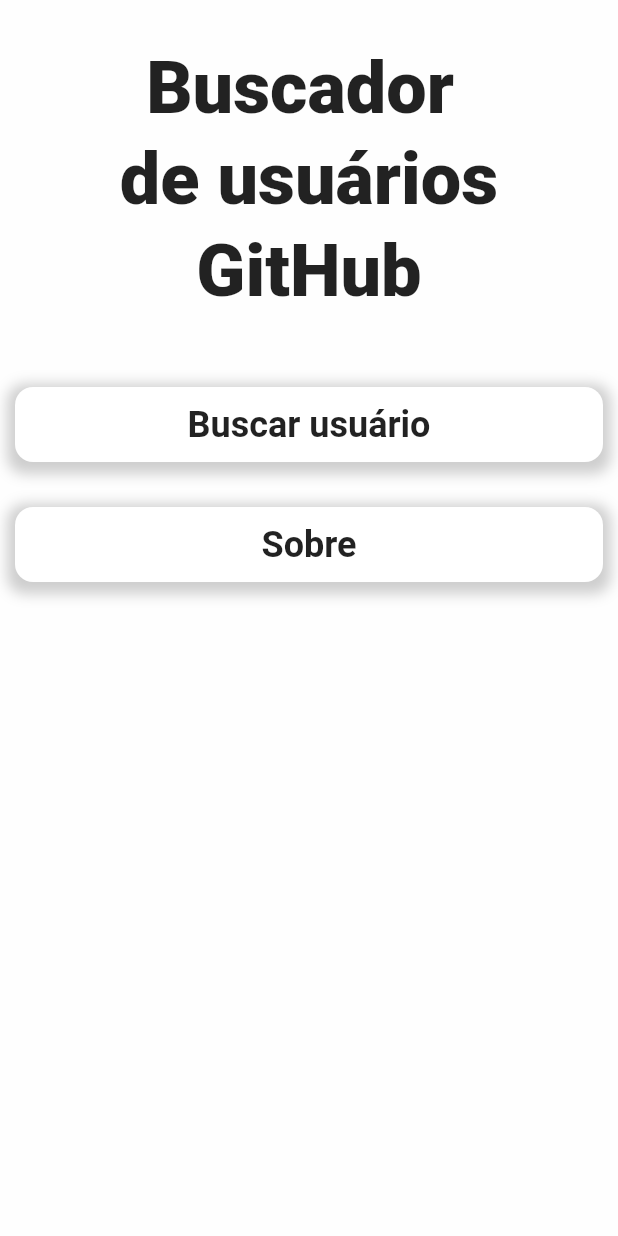
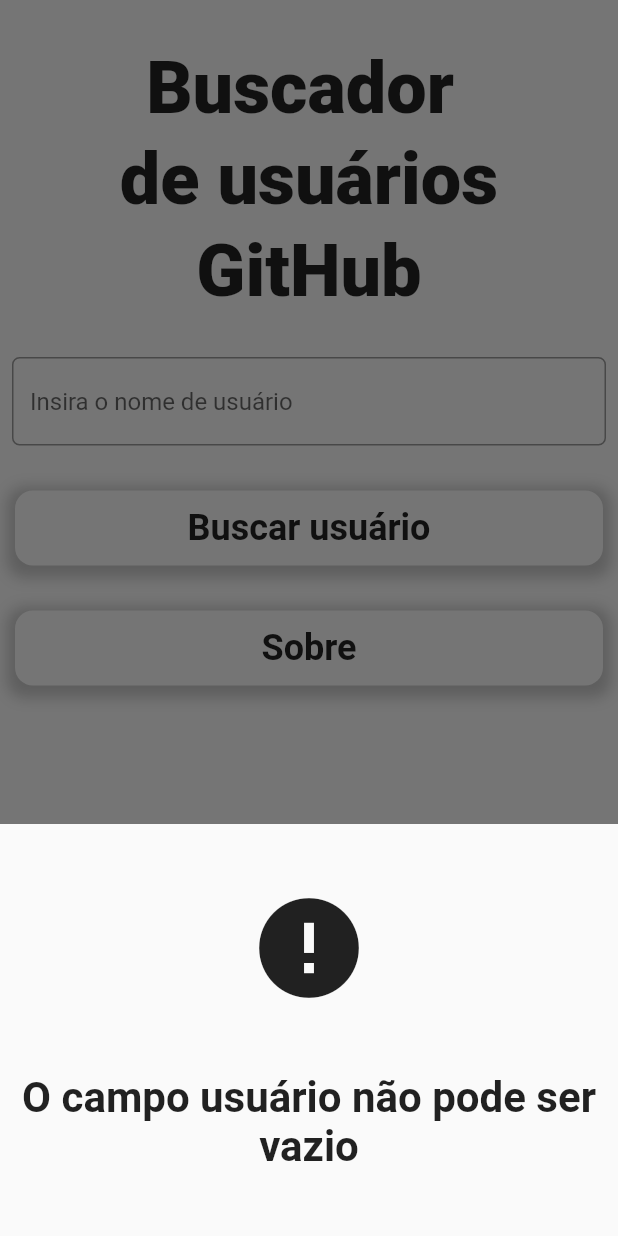
Before and after one commit to luizh455/GitHubSearchingFlutter, a Flutter app: the screen it shows after launch, after a tap on "Buscar usuário", on a phone screen of 412 x 824 dp. Run offline on Flutter 3.47's test engine with Material 2 defaults, Android fonts, the phone set to English and light mode, and no system bars; our stand-ins replace dio, get; missing offline and left inert: dart:ffi; accounts and stored records are empty.

Commit message:
-Project creation First commit -Add: Custom button -> rounded_button.dart -Add: First screen creation -> main_menu.dart

```diff
--- /dev/null
+++ b/git_search/lib/controller/user_controller.dart
@@ -0,0 +1,47 @@
+import 'package:flutter/cupertino.dart';
+import 'package:get/get.dart';
+import 'package:git_search/model/single_user_info.dart';
+import 'package:git_search/struct/user.dart';
+import 'package:git_search/view/dialogs/dialogs.dart';
+
+class UserController extends GetxController {
+  User userObs;
+  SingleUserInfo getUserInfo = SingleUserInfo();
+
+
+
+  searchUser(String user, BuildContext context) async {
+    var userResponse;
+    var reposResponse;
+    var orgsResponse;
+    userObs = User();
+
+    if (user == "" || user == null) { // Erro caso as inputs no campo sejam inválidas
+      UserDialog.backError(context, text: "O campo usuário não pode ser vazio");
+    } else {
+      userResponse = await getUserInfo.getUser(user, "userinfo");
+      if (userResponse == null ||
+          userResponse.toString().contains("connectionerror") ||
+          userResponse.toString().contains("othererror")) { // Erro caso ocorra alguma exception de conexão
+        UserDialog.backError(context,
+            text: "Verifique a sua coneção com a internet",
+            onTap: () => Get.back());
+      } else { // Caso a primeira requisição seja concluida com sucesso retornando um usuário
+       // print(userResponse);
+        reposResponse = await getUserInfo.getUser(user, "reposinfo");
+
+        //print(reposResponse);
+        orgsResponse = await getUserInfo.getUser(user, "orgsinfo");
+        print(orgsResponse);
+        userObs.toJson(userResponse);
+        userObs.setOrgs(orgsResponse);
+        userObs.setRepos(reposResponse);
+        List<dynamic> reposList =  reposResponse;
+        print ("list number");
+        print(reposList.length);
+        Get.put(userObs);
+        Get.toNamed('/user');
+      }
+    }
+  }
+}
--- a/git_search/lib/main.dart
+++ b/git_search/lib/main.dart
@@ -1,13 +1,23 @@
 import 'package:flutter/material.dart';
 import 'package:get/get.dart';
-import 'package:git_search/screens/main_menu.dart';
+import 'package:git_search/controller/user_controller.dart';
+import 'package:git_search/view/screens/main_menu.dart';
+import 'package:git_search/view/screens/user_screen.dart';
 
 void main() {
+  //UserController userController = Get.put(UserController());
+  initServices();
   runApp(GetMaterialApp(
     initialRoute: '/menu',
     defaultTransition: Transition.native,
     getPages: [
-      GetPage(name: 'menu', page: () => MainMenu())
+      GetPage(name: '/menu', page: () => MainMenu()),
+      GetPage(name: '/user', page: () => UserScreen()),
     ],
   ));
 }
+
+initServices() async {
+  Get.create(() => UserController());
+  Get.put(() => UserController().onInit());
+}
--- a/git_search/lib/screens/main_menu.dart
+++ /dev/null
@@ -1,53 +0,0 @@
-import 'package:flutter/material.dart';
-import 'package:git_search/widgets/rounded_button.dart';
-
-class MainMenu extends StatelessWidget {
-  final controller = new TextEditingController(text: "");
-
-  @override
-  Widget build(BuildContext context) {
-    return Scaffold(
-      body: Container(
-        color: Colors.white70,
-        child: SafeArea(
-          child: ListView(
-            children: [
-              Padding(padding: EdgeInsets.only(top: 30),
-                  child: Center(child: Text("Buscador ",
-                    style: TextStyle(
-                        fontSize: 48,
-                        fontWeight: FontWeight.w800
-                    ),),)),
-              Padding(padding: EdgeInsets.only(top: 5),
-                  child: Center(child: Text("de usuários",
-                    style: TextStyle(
-                        fontSize: 48,
-                        fontWeight: FontWeight.w800
-                    ),),)),
-              Padding(padding: EdgeInsets.only(top: 5),
-                  child: Center(child: Text("GitHub",
-                    style: TextStyle(
-                        fontSize: 48,
-                        fontWeight: FontWeight.w800
-                    ),),)),
-              Padding(
-                padding: EdgeInsets.only(top: 50),
-                child: RoundedButton(
-                  text: "Buscar usuário",
-                  function: () => print("teste"),
-                ),
-              ),
-              Padding(
-                padding: EdgeInsets.only(top: 30,),
-                child: RoundedButton(
-                  text: "Sobre",
-                  function: () => print("teste"),
-                ),
-              ),
-            ],
-          ),
-        ),
-      ),
-    );
-  }
-}
--- /dev/null
+++ b/git_search/lib/struct/repositories.dart
@@ -0,0 +1,20 @@
+import 'dart:convert';
+
+class Repository{
+  String name;
+  int stars;
+  String url;
+  String description;
+
+  Repository({this.name, this.stars, this.url, this.description});
+
+
+  toJson(Map<String,dynamic> json)
+  {
+    json["name"]!=null?name=json["name"].toString():name="Não informado.";
+    json["stargazers_count"]!=null?stars=json["stargazers_count"]:stars=0;
+    json["html_url"]!=null?url=json["html_url"].toString():url="Não informado.";
+    json["description"]!=null?description=json["description"].toString():description="Não informado.";
+  }
+}
+//Eu, como usuário, desejo ver a listagem dos repositórios desse usuário que foi buscado, ordenados pelo número decrescente de estrelas;
--- /dev/null
+++ b/git_search/lib/struct/user.dart
@@ -0,0 +1,83 @@
+import 'package:flutter/material.dart';
+import 'package:git_search/struct/repositories.dart';
+import 'dart:convert';
+import 'dart:core';
+
+class User {
+  String login; //: "luizh455",
+  String avatarUrl; //: "https://avatars0.githubusercontent.com/u/9135372?v=4", avatar_url
+  String name;
+//organização, localização, número de seguidores, repositórios e stars); FALTA O NUMERO DE STARS
+  String location; //": null,
+  String followers; //": 2,
+  String organizations;
+  List<Repository> repos;
+  int stars=0;
+
+  toJson(Map<String, dynamic> json) {
+    json["login"] != null
+        ? login = json["login"].toString()
+        : login = "Não informado.";
+    json["avatar_url"] != null
+        ? avatarUrl = json["avatar_url"].toString()
+        : avatarUrl = "Não informado.";
+    json["location"] != null
+        ? location = json["location"].toString()
+        : location = "Não informado.";
+    json["followers"] != null
+        ? followers = json["followers"].toString()
+        : followers = "Não informado.";
+    json["name"] != null
+        ? name = json["name"].toString()
+        : name = "Não informado.";
+  }
+
+  setOrgs(List<dynamic> listOrgs) {
+    organizations = "";
+    if (listOrgs.length == 0) {
+      organizations = "Não Informado";
+    } else {
+      for (int i = 0; i < listOrgs.length; i++) {
+        organizations += listOrgs[i]["login"];
+        if (listOrgs.length - 1 != i) {
+          organizations += ", ";
+        }
+      }
+    }
+  }
+
+  setRepos(List<dynamic> listRepos) {
+    repos = List<Repository>();
+
+    if (listRepos.length == 0) {
+      repos.add(Repository(
+          name: "Nenhum repositório encontrado",
+          stars: 0,
+          url: "",
+          description: ""));
+    } else {
+      for (int i = 0; i < listRepos.length; i++) {
+        repos.add(Repository(
+            name: listRepos[i]["name"],
+            stars: listRepos[i]["stargazers_count"],
+            url: listRepos[i]["html_url"],
+            description: listRepos[i]["description"]!=null?listRepos[i]["description"]:"Sem Descrição"));
+        stars+= listRepos[i]["stargazers_count"];
+      }
+
+      //name: listRepos[i]["name"]!=null?listRepos[i]["name"]:"Não informado.",forma de tratar null
+    }
+    print("REPOS");
+    repos.length;
+    for (int i = 0; i < repos.length; i++) {
+      print(repos[i].name);
+    }
+    print("REPOS");
+    //_sortRepos();
+  }
+
+  _sortRepos()
+  {
+    repos.sort((a,b) => a.stars.compareTo(b.stars));
+  }
+}
--- /dev/null
+++ b/git_search/lib/view/dialogs/dialogs.dart
@@ -0,0 +1,36 @@
+import 'package:flutter/material.dart';
+import 'package:get/get.dart';
+
+class UserDialog {
+  static void backError(BuildContext context,
+      {String text, Function onTap}) async {
+    showModalBottomSheet(
+        isScrollControlled: false,
+        isDismissible: true,
+        context: context,
+        builder: (context) {
+          return GestureDetector(
+            onTap: Get.back,
+            child: Container(
+                height: MediaQuery.of(context).size.height / 3,
+                width: MediaQuery.of(context).size.width,
+                child: Column(
+                  mainAxisAlignment: MainAxisAlignment.spaceEvenly,
+                  crossAxisAlignment: CrossAxisAlignment.center,
+                  children: [
+                    Icon(
+                      Icons.error,
+                      size: 80,
+                    ),
+                     Text(
+                      "$text",
+                      style:
+                          TextStyle(fontSize: 28, fontWeight: FontWeight.w600),
+                       textAlign: TextAlign.center,
+                    )
+                  ],
+                )),
+          );
+        });
+  }
+}
--- /dev/null
+++ b/git_search/lib/view/screens/main_menu.dart
@@ -0,0 +1,83 @@
+import 'package:flutter/material.dart';
+import 'package:get/get.dart';
+import 'package:git_search/controller/user_controller.dart';
+import 'package:git_search/view/dialogs/dialogs.dart';
+import 'package:git_search/view/widgets/rounded_button.dart';
+
+class MainMenu extends StatelessWidget {
+  final userInput = new TextEditingController(text: "");
+  final UserController userController = Get.find();
+
+
+  @override
+  Widget build(BuildContext context) {
+    return Scaffold(
+      body: Container(
+        color: Colors.white70,
+        child: SafeArea(
+          child: ListView(
+            children: [
+              Padding(
+                  padding: EdgeInsets.only(top: 30),
+                  child: Center(
+                    child: Text(
+                      "Buscador ",
+                      style:
+                          TextStyle(fontSize: 48, fontWeight: FontWeight.w800),
+                    ),
+                  )),
+              Padding(
+                  padding: EdgeInsets.only(top: 5),
+                  child: Center(
+                    child: Text(
+                      "de usuários",
+                      style:
+                          TextStyle(fontSize: 48, fontWeight: FontWeight.w800),
+                    ),
+                  )),
+              Padding(
+                  padding: EdgeInsets.only(top: 5),
+                  child: Center(
+                    child: Text(
+                      "GitHub",
+                      style:
+                          TextStyle(fontSize: 48, fontWeight: FontWeight.w800),
+                    ),
+                  )),
+              Padding(
+                padding: EdgeInsets.only(top: 30, left: 8, right: 8),
+                child: TextFormField(
+                  controller: userInput,
+                  decoration: InputDecoration(
+                    hintText: "Insira o nome de usuário",
+                    border:  OutlineInputBorder(
+                        borderRadius: BorderRadius.all(Radius.circular(5.0)),
+                        borderSide: BorderSide(color: Colors.black)),
+                  ),
+                ),
+              ),
+              Padding(
+                padding: EdgeInsets.only(top: 30),
+                child: RoundedButton(
+                  text: "Buscar usuário",
+                  function: () => {
+                    userController.searchUser(userInput.text, context)
+                  },
+                ),
+              ),
+              Padding(
+                padding: EdgeInsets.only(
+                  top: 30,
+                ),
+                child: RoundedButton(
+                  text: "Sobre",
+                  function: () => UserDialog.backError(context),
+                ),
+              ),
+            ],
+          ),
+        ),
+      ),
+    );
+  }
+}
```
Also changed, not shown: git_search/lib/model/single_user_info.dart (added, +56 -0 lines), git_search/lib/view/screens/user_screen.dart (added, +116 -0 lines), git_search/lib/view/widgets/repo_card.dart (added, +59 -0 lines), git_search/lib/view/widgets/rounded_button.dart (renamed from git_search/lib/widgets/rounded_button.dart), 2 other files.
